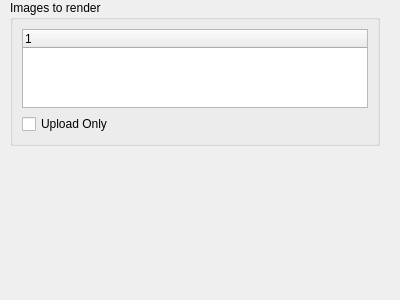
AtomicConductor/conductor_client, file conductor/resources/clarisse.ui: the form before one commit.
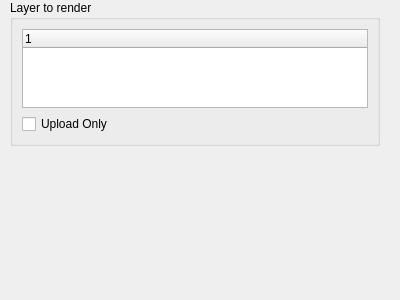
The form after the commit.

Commit message: first pass at working submitter. ugly, but working (on mac at least)

```diff
--- a/conductor/resources/clarisse.ui
+++ b/conductor/resources/clarisse.ui
@@ -29,7 +29,7 @@
     <bool>true</bool>
    </property>
    <property name="title">
-    <string>Images to render</string>
+    <string>Layer to render</string>
    </property>
    <layout class="QVBoxLayout" name="verticalLayout_2">
     <item>
```
The commit also changes 2 other files.
